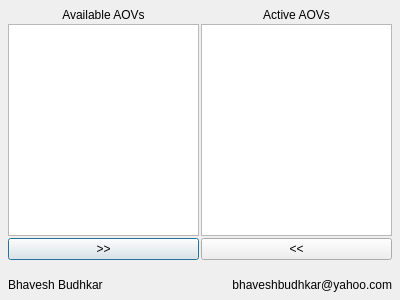
The window that data/arnold_refl_aovs_ui.ui (Bhavesh7393/Arnold-Reflection-AOVs-Maya-Python) describes before a commit, drawn with Qt 5.
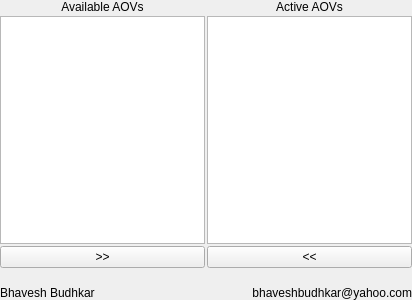
The same window after the commit.

What changed in the file:
```diff
--- a/data/arnold_refl_aovs_ui.ui
+++ b/data/arnold_refl_aovs_ui.ui
@@ -1,12 +1,12 @@
 <?xml version="1.0" encoding="UTF-8"?>
 <ui version="4.0">
  <class>main_layout</class>
- <widget class="QDialog" name="main_layout">
+ <widget class="QWidget" name="main_layout">
   <property name="geometry">
    <rect>
     <x>0</x>
     <y>0</y>
-    <width>400</width>
+    <width>412</width>
     <height>300</height>
    </rect>
   </property>
@@ -18,16 +18,16 @@
     <number>2</number>
    </property>
    <property name="leftMargin">
-    <number>8</number>
+    <number>0</number>
    </property>
    <property name="topMargin">
-    <number>8</number>
+    <number>0</number>
    </property>
    <property name="rightMargin">
-    <number>8</number>
+    <number>0</number>
    </property>
    <property name="bottomMargin">
-    <number>8</number>
+    <number>0</number>
    </property>
    <item>
     <layout class="QHBoxLayout" name="label_layout">
```
Left out of the diff: 14 changed lines with no effect on the pictures.
